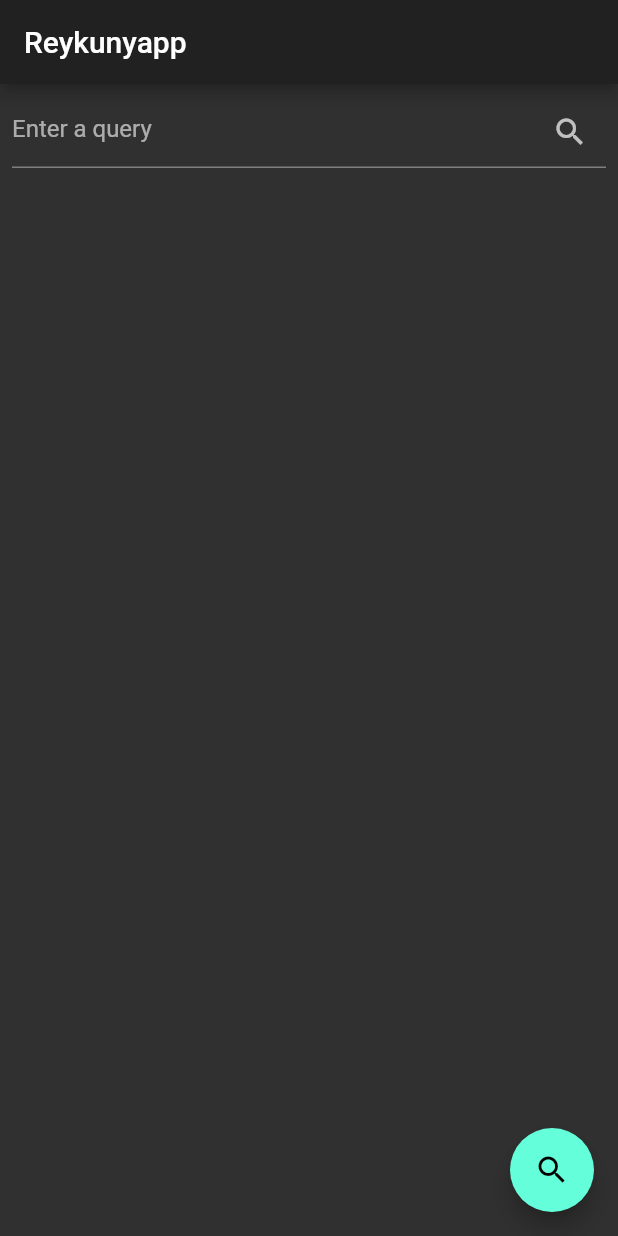
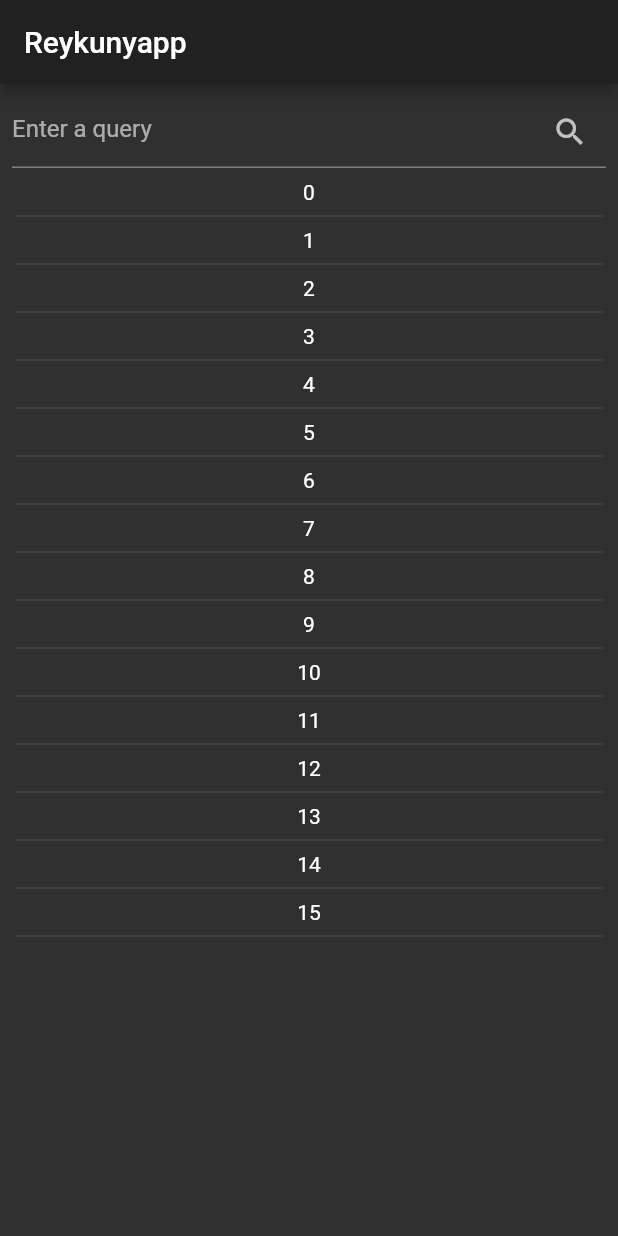
Before and after one commit to HoloTheDrunk/reykunyapp, a Flutter app: the screen it shows after launch, on a phone screen of 412 x 824 dp. Run offline on Flutter 3.47's test engine with Material 2 defaults, Android fonts, the phone set to English and light mode, and no system bars.

Commit message:
feat(front): Created ListView layout for later use

```diff
--- a/lib/main.dart
+++ b/lib/main.dart
@@ -25,23 +25,14 @@ class MyHomePage extends StatefulWidget {
   _MyHomePageState createState() => _MyHomePageState();
 }
 
-class _MyHomePageState extends State<MyHomePage>
-    with SingleTickerProviderStateMixin {
-  late AnimationController _animationController;
-
+class _MyHomePageState extends State<MyHomePage> {
   @override
   void initState() {
-    _animationController = AnimationController(
-      vsync: this,
-      duration: Duration(milliseconds: 1000),
-    );
-    _animationController.forward();
     super.initState();
   }
 
   @override
   void dispose() {
-    _animationController.dispose();
     super.dispose();
   }
 
@@ -53,35 +44,26 @@ class _MyHomePageState extends State<MyHomePage>
       ),
       body: Column(
         children: [
-          // SlideTransition(position: ,),
-          FadeTransition(
-            opacity: _animationController,
-            child: SearchBar(
-              animationController: _animationController,
-            ),
-          ),
-          Center(
-            child: Column(
-              mainAxisAlignment: MainAxisAlignment.center,
-              children: <Widget>[],
+          SearchBar(),
+          Container(
+            height: 512,
+            child: ListView.separated(
+              itemBuilder: (_, index) => Center(child: Text("$index")),
+              separatorBuilder: (_, __) => Divider(
+                indent: 10,
+                endIndent: 10,
+              ),
+              itemCount: 100,
             ),
           ),
         ],
-      ),
-      floatingActionButton: FloatingActionButton(
-        onPressed: () {},
-        tooltip: 'Search',
-        child: Icon(Icons.search),
       ),
     );
   }
 }
 
 class SearchBar extends StatefulWidget {
-  final AnimationController? animationController;
-
   const SearchBar({
-    @required this.animationController,
     Key? key,
   }) : super(key: key);
 
@@ -106,3 +88,39 @@ class _SearchBarState extends State<SearchBar> {
     );
   }
 }
+
+class SearchResult extends StatelessWidget {
+  final String name;
+  const SearchResult({
+    required this.name,
+    Key? key,
+  }) : super(key: key);
+
+  @override
+  Widget build(BuildContext context) {
+    return Container();
+  }
+}
+
+class SearchResultRaw extends StatelessWidget {
+  final String json;
+  const SearchResultRaw({
+    required this.json,
+    Key? key,
+  }) : super(key: key);
+
+  @override
+  Widget build(BuildContext context) {
+    return Center(
+      child: Container(
+        decoration: BoxDecoration(
+          borderRadius: BorderRadius.circular(8.0),
+        ),
+        child: Padding(
+          padding: const EdgeInsets.all(8.0),
+          child: Text(json * 42),
+        ),
+      ),
+    );
+  }
+}
--- a/pubspec.yaml
+++ b/pubspec.yaml
@@ -24,12 +24,10 @@ dependencies:
   flutter:
     sdk: flutter
 
-
   # The following adds the Cupertino Icons font to your application.
   # Use with the CupertinoIcons class for iOS style icons.
   cupertino_icons: ^1.0.3
-  simple_shadow: ^0.2.0
-  csv: ^5.0.0
+  http_client: ^1.5.1
 
 dev_dependencies:
   flutter_test:
```
Also changed, not shown: pubspec.lock.
